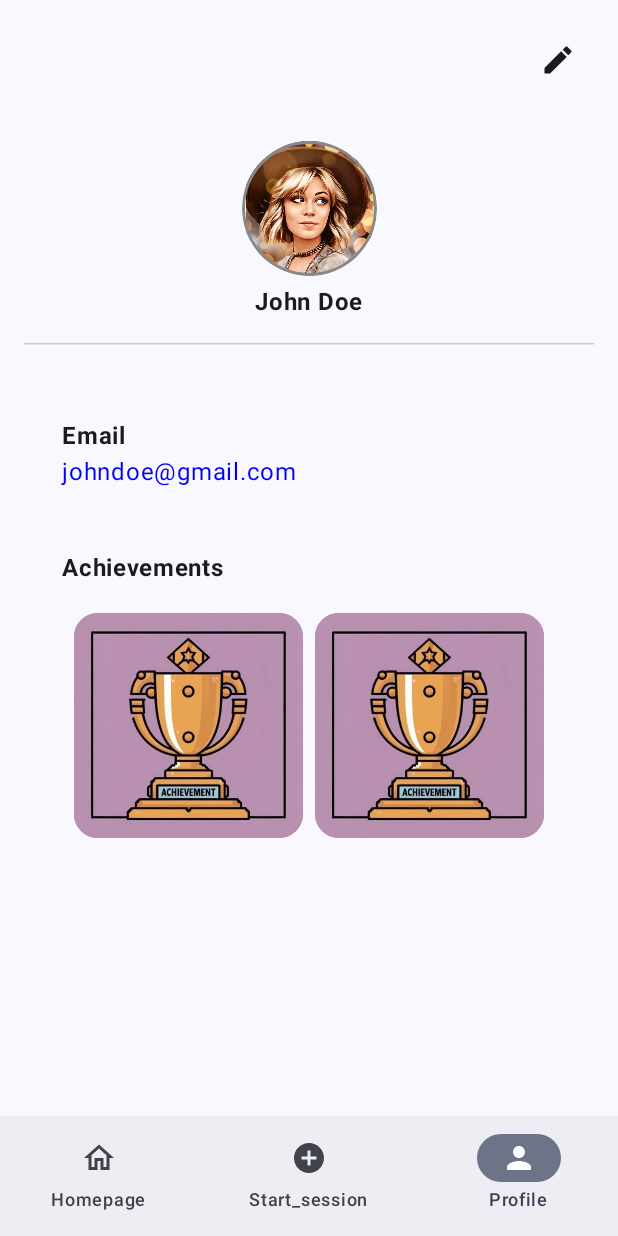
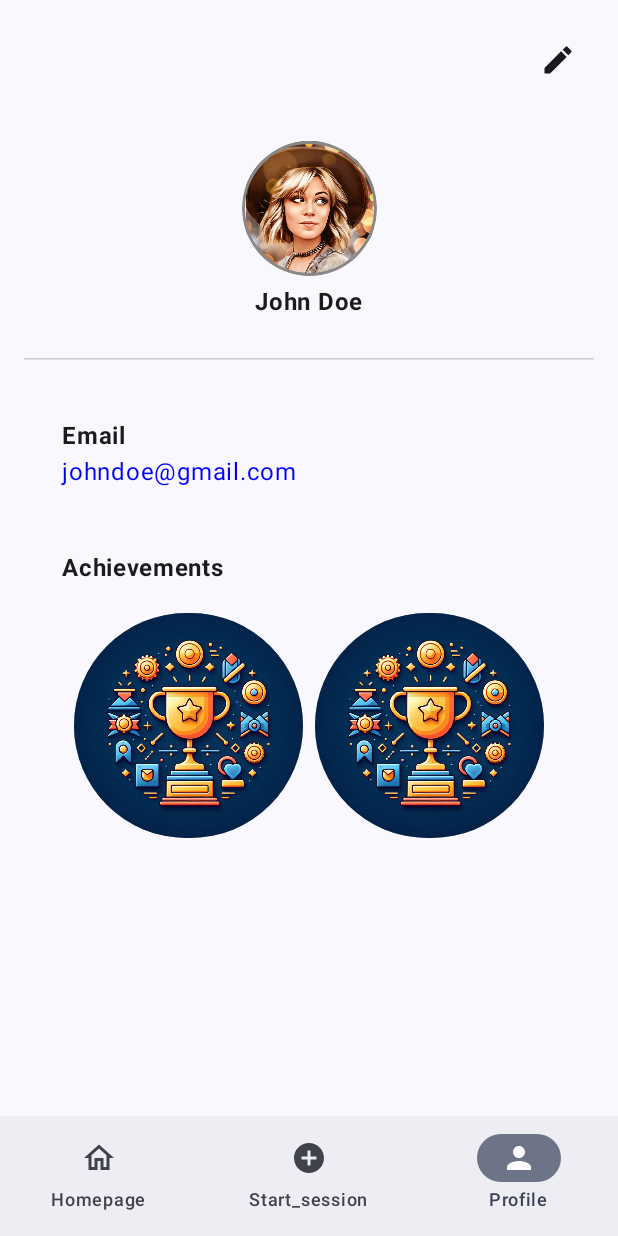
Before and after one commit to Nosver/FocusLit, an Android app built with Jetpack Compose: the ProfileScreen screen opened through its navigation route, on a phone screen of 412 x 824 dp. Run offline under Robolectric (Android 15) with nearby library versions, the phone set to English and light mode, and no system bars.

Commit message:
Achievement section of profile page is updated

```diff
--- a/FocusLit-Android/app/src/main/java/com/focus/lit/ui/components/ImagePagerCarousel.kt
+++ b/FocusLit-Android/app/src/main/java/com/focus/lit/ui/components/ImagePagerCarousel.kt
@@ -11,6 +11,7 @@ import androidx.compose.foundation.layout.height
 import androidx.compose.foundation.layout.padding
 import androidx.compose.foundation.pager.HorizontalPager
 import androidx.compose.foundation.pager.rememberPagerState
+import androidx.compose.foundation.shape.CircleShape
 import androidx.compose.foundation.shape.RoundedCornerShape
 import androidx.compose.runtime.Composable
 import androidx.compose.ui.Modifier
@@ -42,7 +43,7 @@ fun ImagePagerCarousel(images: List<Int>) {
                 modifier = Modifier
                     .weight(1f)
                     .height(150.dp)
-                    .clip(RoundedCornerShape(16.dp))
+                    .clip(CircleShape)
                     .background(Color.Gray),
                 contentScale = ContentScale.Crop
             )
@@ -55,7 +56,7 @@ fun ImagePagerCarousel(images: List<Int>) {
                     modifier = Modifier
                         .weight(1f)
                         .height(150.dp)
-                        .clip(RoundedCornerShape(16.dp))
+                        .clip(CircleShape)
                         .background(Color.Gray),
                     contentScale = ContentScale.Crop
                 )
--- a/FocusLit-Android/app/src/main/java/com/focus/lit/ui/view/ProfileScreen.kt
+++ b/FocusLit-Android/app/src/main/java/com/focus/lit/ui/view/ProfileScreen.kt
@@ -64,7 +64,7 @@ fun ProfileScreen(navController: NavController, viewModel: ProfileViewModel = vi
                 fontWeight = FontWeight.Bold,
                 modifier = Modifier.padding(5.dp)
             )
-            Spacer(modifier = Modifier.height(10.dp))
+            Spacer(modifier = Modifier.height(20.dp))
             HorizontalDivider(
                 modifier = Modifier
                     .fillMaxWidth(),
--- a/FocusLit-Android/app/src/main/java/com/focus/lit/ui/viewmodel/ProfileViewModel.kt
+++ b/FocusLit-Android/app/src/main/java/com/focus/lit/ui/viewmodel/ProfileViewModel.kt
@@ -16,12 +16,12 @@ class ProfileViewModel : ViewModel() {
         private set
 
     var achievementImages = mutableStateListOf<Int>(
-        R.drawable.achievement,
-        R.drawable.achievement,
-        R.drawable.achievement,
-        R.drawable.achievement,
-        R.drawable.achievement,
-        R.drawable.achievement
+        R.drawable.trophy,
+        R.drawable.trophy,
+        R.drawable.trophy,
+        R.drawable.trophy,
+        R.drawable.trophy,
+        R.drawable.trophy
     )
     private set
 
```
Also changed, not shown: FocusLit-Android/app/src/main/res/drawable/achievement.jpg (deleted), FocusLit-Android/app/src/main/res/drawable/trophy.jpeg (added).
